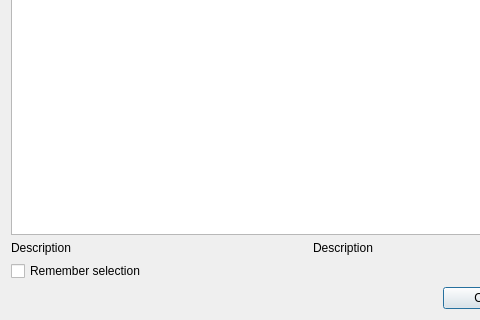
Old version of the form src/ui/qgsdatumtransformdialogbase.ui in the repository carsmie/QGIS; both pictures show x 0 to 480 and y 170 to 490 of the 620 by 490 pixel window.
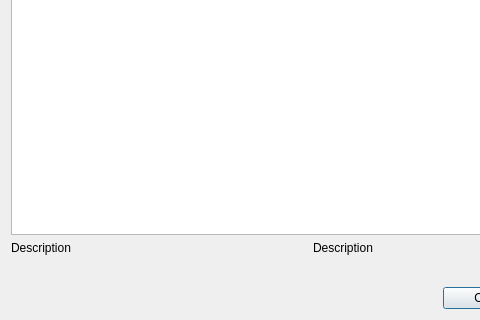
New version of the form.

```diff
--- a/src/ui/qgsdatumtransformdialogbase.ui
+++ b/src/ui/qgsdatumtransformdialogbase.ui
@@ -89,13 +89,6 @@
    </item>
    <item row="5" column="0" colspan="2">
     <layout class="QHBoxLayout" name="horizontalLayout">
-     <item>
-      <widget class="QCheckBox" name="mRememberSelectionCheckBox">
-       <property name="text">
-        <string>Remember selection</string>
-       </property>
-      </widget>
-     </item>
      <item>
       <spacer name="horizontalSpacer">
        <property name="orientation">
```
Left out of the diff: 1 changed line with no effect on the pictures.
